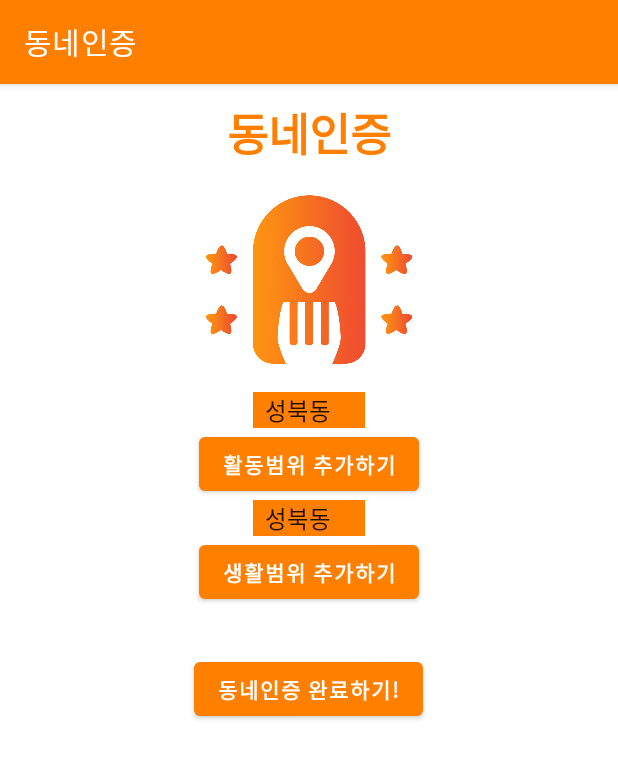
After one commit to jsonmona/space-taste, an Android app: the NeighborhoodActivity screen opened directly, with no data from a screen before it, on a phone screen of 412 x 824 dp. The commit adds this screen. Shown: the top 759 px of the screen. Run offline under Robolectric (Android 15) with nearby library versions, the phone set to English and light mode, and no system bars.

Commit message:
feat(LM-8):Add info/login/neighborhood page

```diff
--- a/app/src/main/AndroidManifest.xml
+++ b/app/src/main/AndroidManifest.xml
@@ -14,13 +14,16 @@
         android:theme="@style/Theme.SpaceTaste"
         tools:targetApi="31">
         <activity
-            android:name=".MainActivity"
+            android:name=".LoginActivity"
             android:exported="true">
             <intent-filter>
                 <action android:name="android.intent.action.MAIN"/>
                 <category android:name="android.intent.category.LAUNCHER" />
             </intent-filter>
         </activity>
+        <activity android:name=".NeighborhoodActivity" android:label="동네인증"/>
+        <activity android:name=".InfoActivity" android:label="유저정보"/>
+
     </application>
 
 </manifest>
--- a/app/src/main/java/cf/spacetaste/app/MainActivity.java
+++ b/app/src/main/java/cf/spacetaste/app/InfoActivity.java
@@ -4,11 +4,11 @@ import androidx.appcompat.app.AppCompatActivity;
 
 import android.os.Bundle;
 
-public class MainActivity extends AppCompatActivity {
+public class InfoActivity extends AppCompatActivity {
 
     @Override
     protected void onCreate(Bundle savedInstanceState) {
         super.onCreate(savedInstanceState);
-        setContentView(R.layout.activity_main);
+        setContentView(R.layout.activity_info);
     }
 }
--- /dev/null
+++ b/app/src/main/java/cf/spacetaste/app/NeighborhoodActivity.java
@@ -0,0 +1,19 @@
+package cf.spacetaste.app;
+
+import androidx.appcompat.app.AppCompatActivity;
+import android.content.Intent;
+
+import android.os.Bundle;
+import android.view.View;
+import android.widget.Button;
+import android.widget.ImageButton;
+
+public class NeighborhoodActivity extends AppCompatActivity {
+
+    @Override
+    protected void onCreate(Bundle savedInstanceState) {
+        super.onCreate(savedInstanceState);
+        setContentView(R.layout.activity_neighborhood);
+
+    }
+}
--- /dev/null
+++ b/app/src/main/res/layout/activity_neighborhood.xml
@@ -0,0 +1,75 @@
+<?xml version="1.0" encoding="utf-8"?>
+<RelativeLayout xmlns:android="http://schemas.android.com/apk/res/android"
+    android:layout_width="match_parent"
+    android:layout_height="match_parent">
+
+    <TextView
+        android:id="@+id/txtTitle"
+        android:layout_width="wrap_content"
+        android:layout_height="wrap_content"
+        android:layout_centerHorizontal="true"
+        android:layout_marginTop="10dp"
+        android:text="동네인증"
+        android:textColor="#ff7f00"
+        android:textSize="30dp"
+        android:textStyle="bold" />
+
+    <ImageView
+        android:id="@+id/imgLogo"
+        android:layout_width="300dp"
+        android:layout_height="150dp"
+        android:layout_below="@+id/txtTitle"
+        android:layout_centerHorizontal="true"
+        android:src="@drawable/logo" />
+
+    <Spinner
+        android:id="@+id/Acdong"
+        android:layout_width="wrap_content"
+        android:layout_height="wrap_content"
+        android:layout_below="@+id/imgLogo"
+        android:layout_centerHorizontal="true"
+        android:background="#ff7f00"
+        android:entries="@array/dong" />
+
+    <Button
+        android:id="@+id/btnAcAddress"
+        android:layout_width="wrap_content"
+        android:layout_height="wrap_content"
+        android:layout_below="@+id/Acdong"
+        android:layout_centerHorizontal="true"
+        android:textStyle="bold"
+        android:text="활동범위 추가하기" />
+
+    <Spinner
+        android:id="@+id/Lidong"
+        android:layout_width="wrap_content"
+        android:layout_height="wrap_content"
+        android:layout_below="@+id/btnAcAddress"
+        android:layout_centerHorizontal="true"
+        android:background="#ff7f00"
+        android:entries="@array/dong" />
+
+    <Button
+        android:id="@+id/btnLiAddress"
+        android:layout_width="wrap_content"
+        android:layout_height="wrap_content"
+        android:layout_below="@+id/Lidong"
+        android:layout_centerHorizontal="true"
+        android:textStyle="bold"
+        android:text="생활범위 추가하기" />
+
+    <Button
+        android:id="@+id/btnNeiCom"
+        android:layout_width="wrap_content"
+        android:layout_height="wrap_content"
+        android:layout_below="@id/btnLiAddress"
+        android:layout_centerHorizontal="true"
+        android:layout_marginTop="30dp"
+        android:text="동네인증 완료하기!"
+        android:textStyle="bold" />
+
+
+
+
+
+</RelativeLayout>
--- /dev/null
+++ b/app/src/main/res/values/array.xml
@@ -0,0 +1,27 @@
+<?xml version="1.0" encoding="utf-8"?>
+<resources>
+    <string-array name="dong">
+        <item>성북동</item>
+        <item>돈암동</item>
+        <item>동소문동</item>
+        <item>삼선동</item>
+        <item>동선동</item>
+        <item>안암동</item>
+        <item>보문동</item>
+        <item>정릉동</item>
+        <item>길음동</item>
+        <item>종암동</item>
+        <item>하월곡동</item>
+        <item>상월곡동</item>
+        <item>장위동</item>
+        <item>석관동</item>
+        <item>삼선동</item>
+        <item>동선동</item>
+        <item>돈암</item>
+        <item>안암동</item>
+        <item>보문동</item>
+        <item>정릉</item>
+        <item>길음동</item>
+        <item>월곡동</item>
+    </string-array>
+</resources>
--- a/app/src/main/res/values/themes.xml
+++ b/app/src/main/res/values/themes.xml
@@ -2,7 +2,7 @@
     <!-- Base application theme. -->
     <style name="Theme.SpaceTaste" parent="Theme.MaterialComponents.DayNight.DarkActionBar">
         <!-- Primary brand color. -->
-        <item name="colorPrimary">@color/purple_500</item>
+        <item name="colorPrimary">#ff7f00</item>
         <item name="colorPrimaryVariant">@color/purple_700</item>
         <item name="colorOnPrimary">@color/white</item>
         <!-- Secondary brand color. -->
```
Also changed, not shown: app/src/main/java/cf/spacetaste/app/LoginActivity.java (added, +29 -0 lines), app/src/main/res/layout/activity_info.xml (added, +125 -0 lines), app/src/main/res/layout/activity_login.xml (renamed from app/src/main/res/layout/activity_main.xml, +12 -3 lines), app/src/main/res/drawable-v24/chunsik.png (added).
